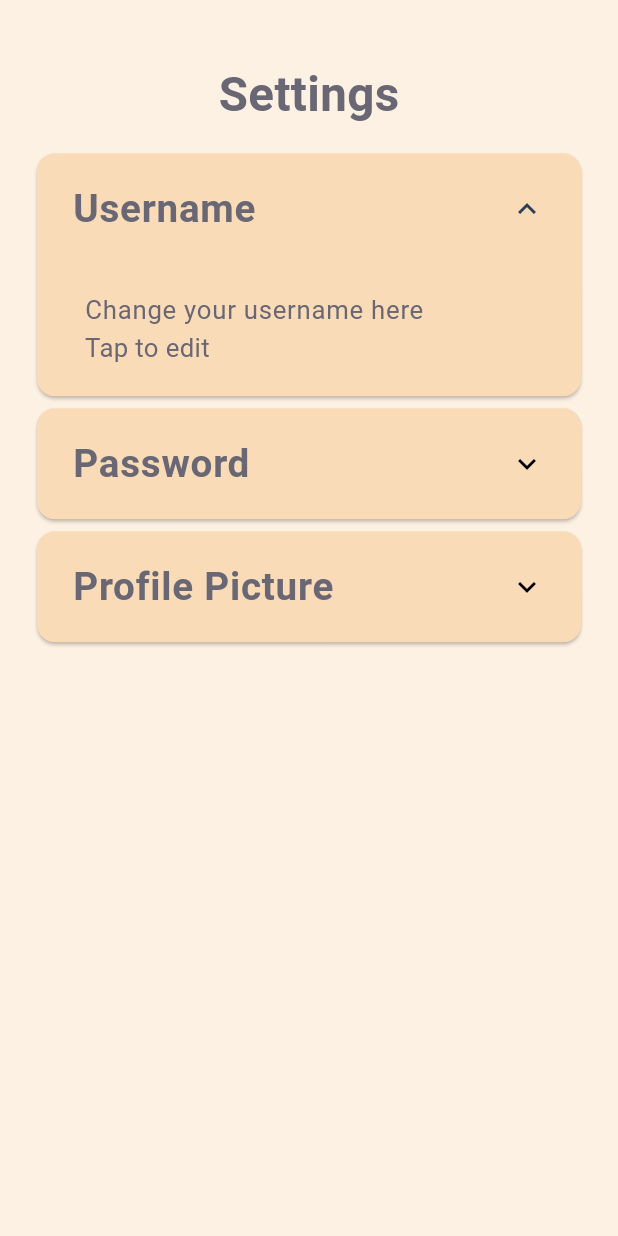
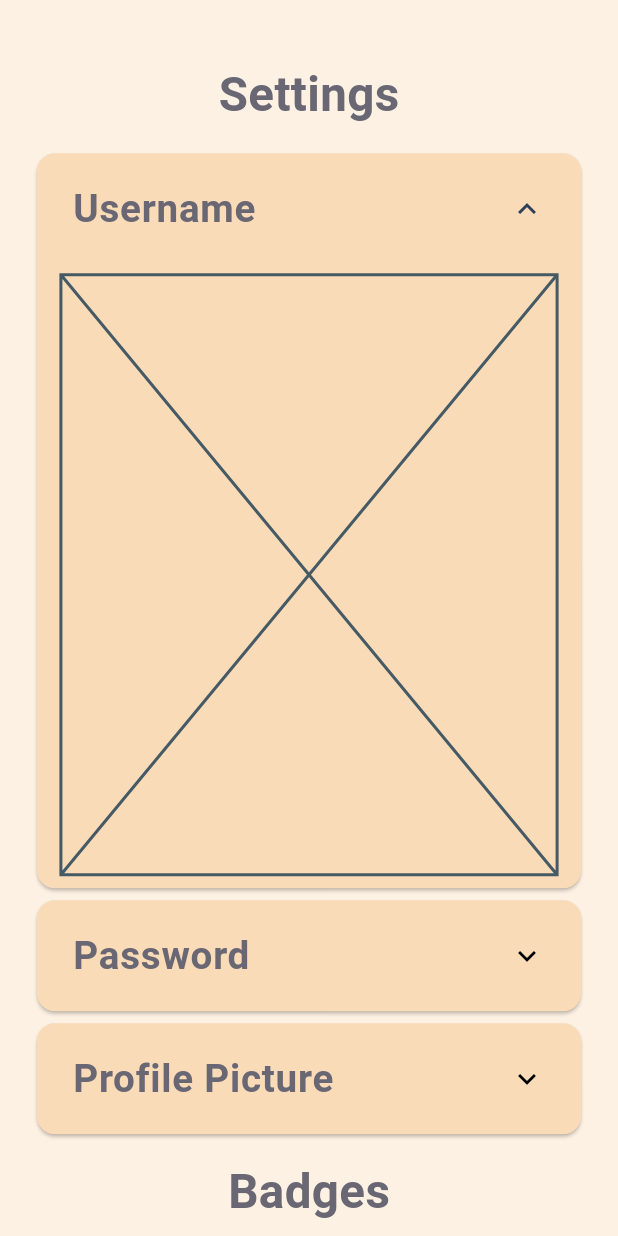
Before and after one commit to Team-Wilhelm/BotaniQue-MobDev, a Flutter app: the SettingsScreen widget shown alone on an empty page, opened directly, after a tap on "Username", on a phone screen of 412 x 824 dp. Run offline on Flutter 3.47's test engine with Material 3 defaults, Android fonts, the phone set to English and light mode, and no system bars; our stand-ins replace flutter_bloc, lottie; network calls fail.

Commit message:
collapsing is now mutually exclusive

```diff
--- /dev/null
+++ b/botanique/lib/settings/panel_content/panel_content.dart
@@ -0,0 +1,11 @@
+import 'package:flutter/material.dart';
+class PanelContent
+ extends StatelessWidget {
+  const PanelContent
+  ({super.key});
+
+  @override
+  Widget build(BuildContext context) {
+    return const Placeholder();
+  }
+}
--- a/botanique/lib/settings/settings_screen.dart
+++ b/botanique/lib/settings/settings_screen.dart
@@ -1,5 +1,4 @@
-import 'dart:ffi';
-
+import 'package:botanique/settings/panel_content/panel_content.dart';
 import 'package:flutter/material.dart';
 import 'package:botanique/shared/app_text.dart';
 import 'package:botanique/shared/screen_base.dart';
@@ -13,25 +12,42 @@ class SettingsScreen extends StatefulWidget {
 }
 
 class _SettingsScreenState extends State<SettingsScreen> {
-  int openPanelId = -1; // Ensure this starts with a neutral value.
+  int openPanelId = -1;
+  late List<PanelItem> panelItems;
+
+  @override
+  void initState() {
+    panelItems = <PanelItem>[
+      PanelItem(
+          id: 1,
+          headerValue: 'Username',
+          panelContent: PanelContent(),
+          controller: ExpansionTileController()),
+      PanelItem(
+          id: 2,
+          headerValue: 'Password',
+          panelContent: PanelContent(),
+          controller: ExpansionTileController()),
+      PanelItem(
+          id: 3,
+          headerValue: 'Profile Picture',
+          panelContent: PanelContent(),
+          controller: ExpansionTileController()),
+    ];
+    super.initState();
+  }
+
+  void _handleTileToggle(PanelItem item) {
+    setState(() {
+      if (openPanelId > 0) {
+        panelItems.elementAt(openPanelId-1).controller.collapse();
+      }
+      openPanelId = item.id;
+    });
+  }
 
   @override
   Widget build(BuildContext context) {
-    List<PanelItem> items = <PanelItem>[
-      PanelItem(
-          id: 1,
-          headerValue: 'Username',
-          expandedValue: 'Change your username here'),
-      PanelItem(
-          id: 2,
-          headerValue: 'Password',
-          expandedValue: 'Change your password here'),
-      PanelItem(
-          id: 3,
-          headerValue: 'Profile Picture',
-          expandedValue: 'Update your profile picture here'),
-    ];
-
     return ScreenBase(
       child: SingleChildScrollView(
         child: Column(
@@ -41,7 +57,12 @@ class _SettingsScreenState extends State<SettingsScreen> {
                 fontSize: TextSizes.h1,
                 fontWeight: FontWeight.bold),
             spacer,
-            ...items.map((item) => _buildExpansionTile(item)).toList(),
+            ...panelItems.map((item) => _buildExpansionTile(item)),
+            spacer,
+            const AppText(
+                text: "Badges",
+                fontSize: TextSizes.h1,
+                fontWeight: FontWeight.bold),
           ],
         ),
       ),
@@ -53,32 +74,19 @@ class _SettingsScreenState extends State<SettingsScreen> {
       child: Theme(
         data: Theme.of(context).copyWith(dividerColor: Colors.transparent),
         child: ExpansionTile(
+          controller: item.controller,
           tilePadding: EdgeInsets.symmetric(horizontal: 24, vertical: 8),
           childrenPadding: EdgeInsets.symmetric(horizontal: 16, vertical: 8),
-          initiallyExpanded: item.id == openPanelId,
+          initiallyExpanded: false,
           key: PageStorageKey<int>(item.id),
           iconColor: AppColors.accent,
           title: AppText(
               text: item.headerValue,
               fontSize: TextSizes.h3,
               fontWeight: FontWeight.bold),
-          onExpansionChanged: (bool expanded) {
-            setState(() {
-              if (expanded) {
-                openPanelId = item.id;
-              } else if (openPanelId == item.id) {
-                openPanelId = -1;
-              }
-            });
-          },
+          onExpansionChanged: (bool expanded) => _handleTileToggle(item),
           children: [
-            ListTile(
-              title: AppText(text: item.expandedValue),
-              subtitle: const AppText(text: 'Tap to edit'),
-              onTap: () {
-                // Additional actions can be triggered here.
-              },
-            ),
+            item.panelContent,
           ],
         ),
       ),
@@ -88,12 +96,14 @@ class _SettingsScreenState extends State<SettingsScreen> {
 
 class PanelItem {
   int id; // Unique identifier, used for handling expansion state
+  ExpansionTileController controller;
   String headerValue;
-  String expandedValue;
+  Widget panelContent;
 
   PanelItem({
     required this.id,
+    required this.controller,
     required this.headerValue,
-    required this.expandedValue,
+    required this.panelContent,
   });
 }
```
